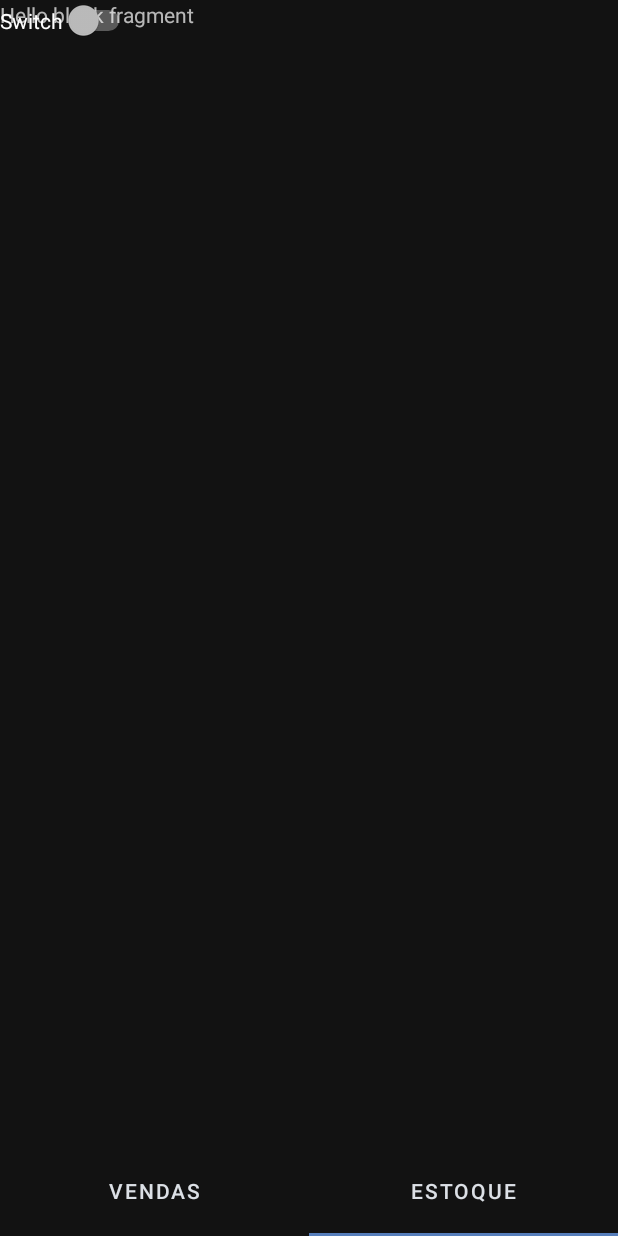
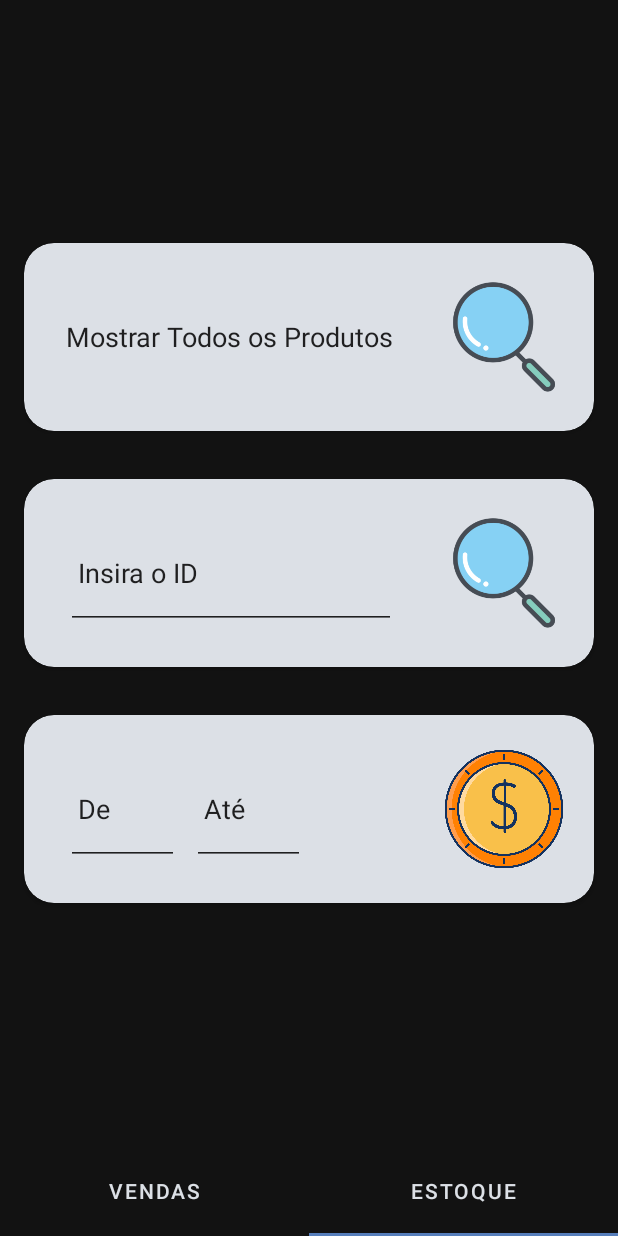
Before and after one commit to leonamCruz/Estockando, an Android app: the PesquisaVendas screen opened directly, with no data from a screen before it, item 2 of the bottom bar chosen, on a phone screen of 412 x 824 dp. Run offline under Robolectric (Android 15) with nearby library versions, the phone set to English and light mode, and no system bars.

Commit message:
Fragment estoque

```diff
--- a/app/build.gradle
+++ b/app/build.gradle
@@ -9,7 +9,7 @@ android {
 
     defaultConfig {
         applicationId "tech.leonam.estockando"
-        minSdk 16
+        minSdk 21
         targetSdk 34
         versionCode 1
         versionName "1.0"
--- a/app/src/main/res/layout/fragment_pesquisa_estoque.xml
+++ b/app/src/main/res/layout/fragment_pesquisa_estoque.xml
@@ -1,20 +1,124 @@
 <?xml version="1.0" encoding="utf-8"?>
-<FrameLayout xmlns:android="http://schemas.android.com/apk/res/android"
+<androidx.constraintlayout.widget.ConstraintLayout xmlns:android="http://schemas.android.com/apk/res/android"
+    xmlns:app="http://schemas.android.com/apk/res-auto"
     xmlns:tools="http://schemas.android.com/tools"
     android:layout_width="match_parent"
     android:layout_height="match_parent"
     tools:context=".view.fragmentos.PesquisaEstoque">
 
-    <!-- TODO: Update blank fragment layout -->
-    <TextView
+    <androidx.cardview.widget.CardView
+        android:id="@+id/cardTodosOsProdutos"
         android:layout_width="match_parent"
-        android:layout_height="match_parent"
-        android:text="@string/hello_blank_fragment" />
+        android:layout_height="125sp"
+        android:layout_margin="16sp"
+        android:backgroundTint="@color/branco"
+        app:cardCornerRadius="20sp"
+        app:layout_constraintTop_toTopOf="parent"
+        app:layout_constraintVertical_chainStyle="packed"
+        app:layout_constraintBottom_toTopOf="@id/cardPesquisaPorId"
+        >
 
-    <Switch
-        android:id="@+id/switch1"
-        android:layout_width="wrap_content"
-        android:layout_height="wrap_content"
-        android:text="Switch" />
+        <ImageView
+            android:layout_width="80sp"
+            android:layout_height="match_parent"
+            android:layout_gravity="end"
+            android:layout_marginEnd="20sp"
+            android:importantForAccessibility="no"
+            app:srcCompat="@drawable/pesquisa" />
 
-</FrameLayout>
+        <TextView
+            android:layout_width="wrap_content"
+            android:layout_height="wrap_content"
+            android:layout_gravity="center_vertical"
+            android:layout_marginStart="28sp"
+            android:text="@string/mostrar_todos_os_produtos"
+            android:textColor="@color/preto"
+            android:textSize="18sp" />
+    </androidx.cardview.widget.CardView>
+
+    <androidx.cardview.widget.CardView
+        android:id="@+id/cardPesquisaPorId"
+        android:layout_width="match_parent"
+        android:layout_height="125sp"
+        android:layout_margin="16sp"
+        android:backgroundTint="@color/branco"
+        app:cardCornerRadius="20sp"
+        app:layout_constraintTop_toBottomOf="@id/cardTodosOsProdutos"
+        app:layout_constraintBottom_toTopOf="@id/cardPesquisaPorPreço"
+        >
+
+
+        <EditText
+            android:id="@+id/numeroDoIdPesquisa"
+            android:layout_width="220sp"
+            android:layout_height="75sp"
+            android:layout_gravity="center_vertical"
+            android:layout_marginStart="28sp"
+            android:backgroundTint="@color/preto"
+            android:hint="@string/insira_o_id"
+            android:importantForAutofill="no"
+            android:inputType="numberSigned"
+            android:padding="8sp"
+            android:textColor="@color/preto"
+            android:textColorHint="@color/preto" />
+
+        <ImageView
+            android:layout_width="80sp"
+            android:layout_height="match_parent"
+            android:layout_gravity="end"
+            android:layout_marginEnd="20sp"
+            android:importantForAccessibility="no"
+            app:srcCompat="@drawable/pesquisa" />
+    </androidx.cardview.widget.CardView>
+
+    <androidx.cardview.widget.CardView
+        android:id="@+id/cardPesquisaPorPreço"
+        android:layout_width="match_parent"
+        android:layout_height="125sp"
+        android:layout_margin="16sp"
+        android:backgroundTint="@color/branco"
+        app:cardCornerRadius="20sp"
+        app:layout_constraintTop_toBottomOf="@id/cardPesquisaPorId"
+        app:layout_constraintBottom_toBottomOf="parent"
+        >
+
+
+        <ImageView
+            android:layout_width="80sp"
+            android:layout_height="match_parent"
+            android:layout_gravity="end"
+            android:layout_marginEnd="20sp"
+            android:importantForAccessibility="no"
+            app:srcCompat="@drawable/porco" />
+
+        <EditText
+            android:id="@+id/de"
+            android:layout_width="75sp"
+            android:layout_height="75sp"
+            android:layout_gravity="center_vertical"
+            android:layout_marginStart="28sp"
+            android:backgroundTint="@color/preto"
+            android:hint="@string/de"
+            android:importantForAutofill="no"
+            android:inputType="numberSigned"
+            android:padding="8sp"
+            android:textColor="@color/preto"
+            android:textColorHint="@color/preto" />
+
+        <EditText
+            android:id="@+id/ate"
+            android:layout_width="75sp"
+            android:layout_height="75sp"
+            android:layout_gravity="center_vertical"
+            android:layout_marginStart="112sp"
+            android:backgroundTint="@color/preto"
+            android:hint="@string/at"
+            android:importantForAutofill="no"
+            android:inputType="numberSigned"
+            android:padding="8sp"
+            android:textColor="@color/preto"
+            android:textColorHint="@color/preto" />
+    </androidx.cardview.widget.CardView>
+
+
+</androidx.constraintlayout.widget.ConstraintLayout>
--- a/app/src/main/res/values/strings.xml
+++ b/app/src/main/res/values/strings.xml
@@ -15,4 +15,8 @@
     <string name="estoque">Estoque</string>
     <!-- TODO: Remove or change this placeholder text -->
     <string name="hello_blank_fragment">Hello blank fragment</string>
+    <string name="mostrar_todos_os_produtos">Mostrar Todos os Produtos</string>
+    <string name="insira_o_id">Insira o ID</string>
+    <string name="de">De</string>
+    <string name="at">Até</string>
 </resources>
```
